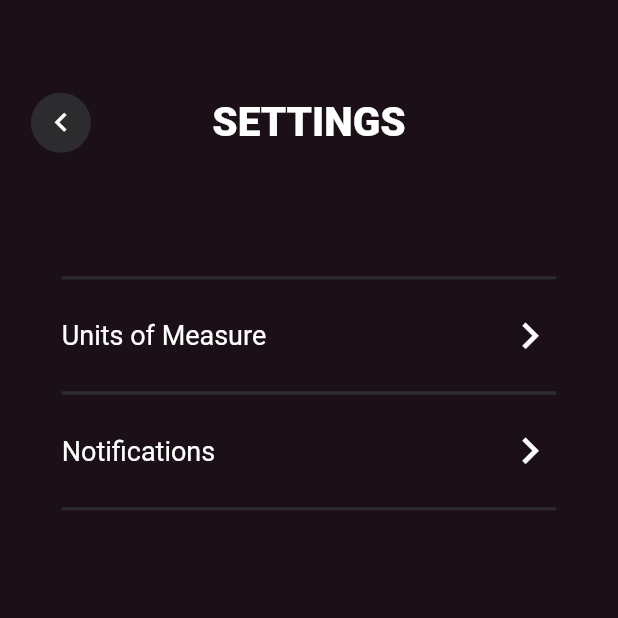
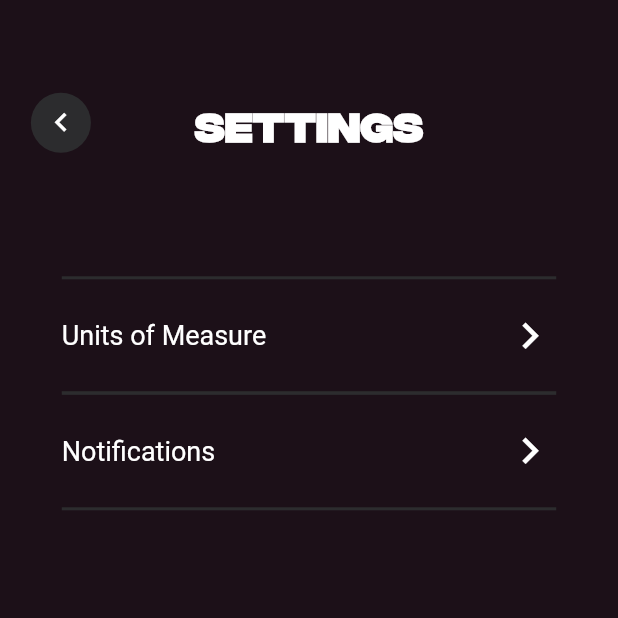
Before and after one commit to deadinside1880/CaloriFit, a Flutter app: the SettingsScreen screen opened directly, on a phone screen of 412 x 824 dp, the top half of it. Run offline on Flutter 3.47's test engine with Material 2 defaults, Android fonts, the phone set to English and light mode, and no system bars; our stand-ins replace cloud_firestore, firebase_auth, firebase_core, firebase_storage, fl_chart, image_picker and 3 more; missing offline and left inert: dart:ffi, tflite_flutter, tflite_flutter_helper; accounts and stored records are empty; network calls fail; project files that could hold a hidden picture were left out.

Commit message:
added new font

```diff
--- a/lib/Widgets/SettingsTitle.dart
+++ b/lib/Widgets/SettingsTitle.dart
@@ -3,7 +3,8 @@ import 'package:calori_fit/styles/Colors.dart';
 import 'package:flutter/material.dart';
 
 class SettingsTitle extends StatelessWidget {
-  const SettingsTitle({super.key, required this.text, this.isResultScreen = false});
+  const SettingsTitle(
+      {super.key, required this.text, this.isResultScreen = false});
   final bool isResultScreen;
   final String text;
 
@@ -14,9 +15,10 @@ class SettingsTitle extends StatelessWidget {
       children: [
         GestureDetector(
           onTap: () {
-            if(isResultScreen){
-              Navigator.of(context).pushReplacement(MaterialPageRoute(builder: (context) => const Home()));
-            }else{
+            if (isResultScreen) {
+              Navigator.of(context).pushReplacement(
+                  MaterialPageRoute(builder: (context) => const Home()));
+            } else {
               Navigator.of(context).pop();
             }
           },
@@ -24,19 +26,28 @@ class SettingsTitle extends StatelessWidget {
             height: 40,
             width: 40,
             decoration: BoxDecoration(
-              borderRadius: BorderRadius.circular(20),
-              color: grey
+                borderRadius: BorderRadius.circular(20), color: grey),
+            child: const Icon(
+              Icons.keyboard_arrow_left_outlined,
+              size: 25,
             ),
-            child: const Icon(Icons.keyboard_arrow_left_outlined, size: 25,),
           ),
         ),
         Flexible(child: Container()),
         Center(
-          child: Text(text, style: const TextStyle(fontSize: 27, fontWeight: FontWeight.w900),),
+          child: Text(
+            text,
+            style: const TextStyle(
+                fontSize: 27,
+                fontWeight: FontWeight.w900,
+                fontFamily: 'IntegralCF'),
+          ),
         ),
         Flexible(child: Container()),
-        const SizedBox(width: 40,)
+        const SizedBox(
+          width: 40,
+        )
       ],
-      );
+    );
   }
 }
--- a/lib/screens/achievementscreen.dart
+++ b/lib/screens/achievementscreen.dart
@@ -49,7 +49,7 @@ class AchievementScreen extends StatelessWidget {
             child: Column(
               crossAxisAlignment: CrossAxisAlignment.center,
               children: [
-                const SettingsTitle(text: "ACHIEVEMENTS"),
+                const SettingsTitle(text: "ACHIEVEMENTS",),
                 SizedBox(height: MediaQuery.of(context).size.height*0.05,),
                 CircleAvatar(
                   backgroundImage: NetworkImage(context.read<Providers>().getUser.photoURL),
--- a/lib/screens/profilescreen.dart
+++ b/lib/screens/profilescreen.dart
@@ -124,7 +124,7 @@ class _ProfileScreenState extends State<ProfileScreen> {
             onTap: signOut,
             child: const Text("Sign Out", style: TextStyle(color: Colors.red, fontSize: 20),),
           ),
-          const SizedBox(height: 30,)
+          const SizedBox(height: 50,)
         ],
       ),
     );
```
Also changed, not shown: lib/screens/privacypolicyscreen.dart (+9 -9 lines), lib/styles/PrivacyPolicy.dart (+4 -4 lines), pubspec.yaml (+9 -8 lines), assets/fonts/IntegralCF-Bold.otf (added), assets/fonts/IntegralCF-BoldOblique.otf (added), assets/fonts/IntegralCF-DemiBold.otf (added), assets/fonts/IntegralCF-DemiBoldOblique.otf (added), assets/fonts/IntegralCF-ExtraBold.otf (added), assets/fonts/IntegralCF-ExtraBoldOblique.otf (added), assets/fonts/IntegralCF-Heavy.otf (added), assets/fonts/IntegralCF-HeavyOblique.otf (added), assets/fonts/IntegralCF-Medium.otf (added), assets/fonts/IntegralCF-MediumOblique.otf (added), assets/fonts/IntegralCF-Regular.otf (added), 2 more files.
